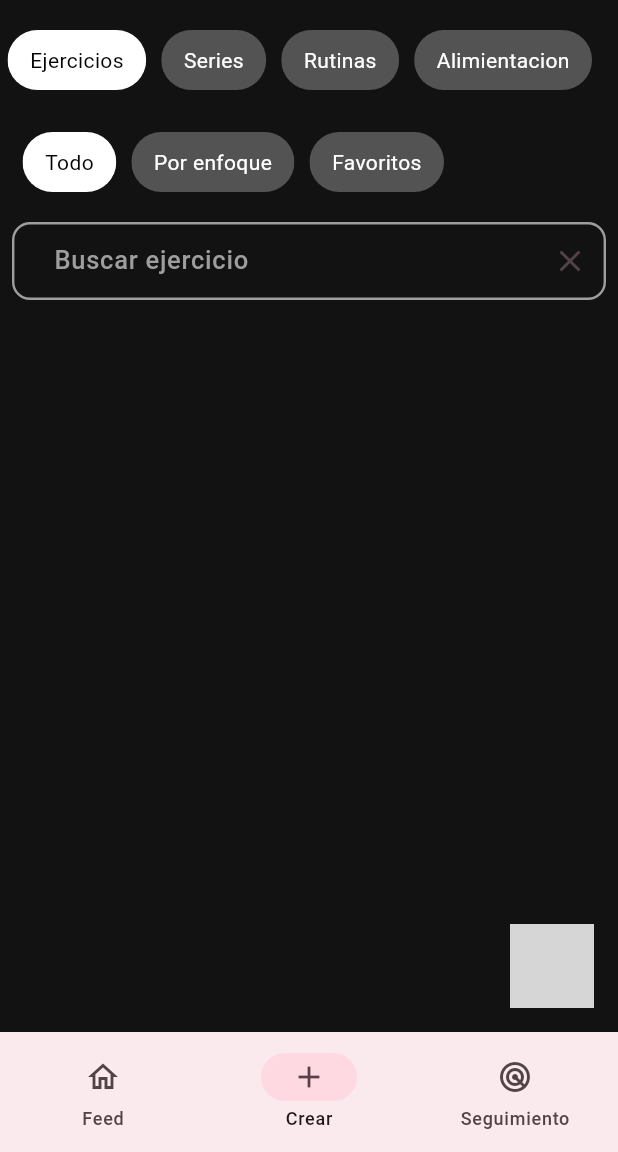
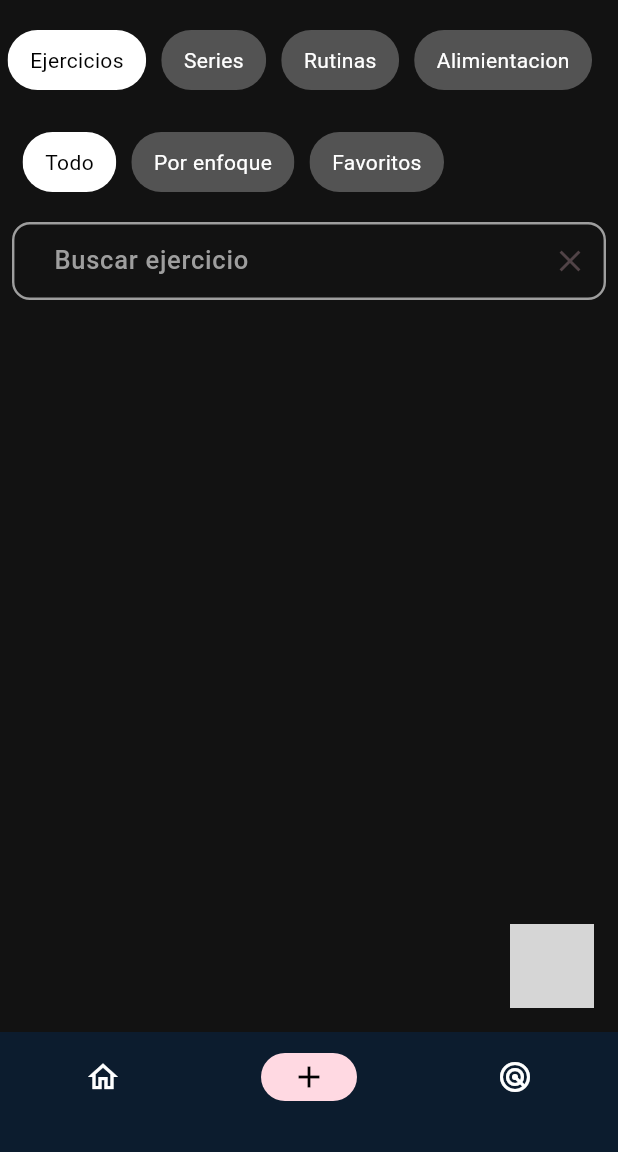
Before and after one commit to rubenRamirez31/GymCheck, a Flutter app: the PrincipalPage screen opened by its route, item 2 of the bottom bar chosen, on a phone screen of 412 x 824 dp, the part 84-1236 px from its top. Run offline on Flutter 3.47's test engine with Material 3 defaults, Android fonts, the phone set to English and light mode, and no system bars; drawn by our look-alikes of calendar_view; our stand-ins replace cloud_firestore, firebase_auth, firebase_core, firebase_messaging, firebase_storage, flutter_local_notifications and 10 more; missing offline and left inert: dart:ffi, draw_graph, floating_action_bubble, tflite_v2; accounts and stored records are empty; network calls fail; grey boxes are pictures that could not be loaded.

Commit message:
Se cambiaron los colores del navigator bar

```diff
--- a/lib/main.dart
+++ b/lib/main.dart
@@ -75,6 +75,7 @@ class _MyAppState extends State<MyApp> {
           builder: FlutterSmartDialog.init(),
           debugShowCheckedModeBanner: false,
           theme: AppTheme.themeData,
+        ///  themeMode:  ThemeMode.system,
           home: user != null
               ? PrincipalPage(
                   uid: user?.uid,
--- a/lib/src/screens/principal.dart
+++ b/lib/src/screens/principal.dart
@@ -13,8 +13,13 @@ class PrincipalPage extends StatefulWidget {
   final int? initialSubPageIndex; // Por ejemplo seguimiento //Fisico = 0//Nutricional = 1//
   final int? initialSubPageMenuIndex; // Por ejemplo en seguimiento/fisico //Rutinas = 0 //Registro corporal =1;
 
-  const PrincipalPage({Key? key, this.initialPageIndex = 0, this.initialSubPageIndex, this.initialSubPageMenuIndex, this.uid})
-      : super(key: key);
+  const PrincipalPage({
+    Key? key,
+    this.initialPageIndex = 0,
+    this.initialSubPageIndex,
+    this.initialSubPageMenuIndex,
+    this.uid
+  }) : super(key: key);
 
   @override
   State<PrincipalPage> createState() => _PrincipalPageState();
@@ -52,7 +57,7 @@ class _PrincipalPageState extends State<PrincipalPage> {
     return Scaffold(
       key: _scaffoldKey,
       drawer: const MenuDrawer(),
-      backgroundColor: Colors.grey,
+      backgroundColor: Color.fromARGB(255, 130, 25, 25), // Color de fondo de la aplicación
       bottomNavigationBar: NavigationBar(
         onDestinationSelected: (int index) {
           setState(() {
@@ -60,20 +65,23 @@ class _PrincipalPageState extends State<PrincipalPage> {
           });
         },
         selectedIndex: currentPageIndex,
+        backgroundColor:Color(0xff0C1C2E), // Color de fondo del NavigationBar
         destinations: const <Widget>[
           NavigationDestination(
-            selectedIcon: Icon(Icons.home),
-            icon: Icon(Icons.home_outlined),
-            label: 'Feed',
-          ),
+            selectedIcon: Icon(Icons.home, color: Color.fromARGB(255, 0, 0, 0)),
+            icon: Icon(Icons.home_outlined, color: Colors.white),
+            label: '',
 
-          NavigationDestination(
-            icon: Icon(Icons.add),
-            label: 'Crear',
           ),
           NavigationDestination(
-            icon: Icon(Icons.radar),
-            label: 'Seguimiento',
+            selectedIcon: Icon(Icons.add, color: Color.fromARGB(255, 0, 0, 0)),
+            icon: Icon(Icons.add, color: Colors.white),
+            label: '',
+          ),
+          NavigationDestination(
+            selectedIcon: Icon(Icons.radar, color: Color.fromARGB(255, 0, 0, 0)),
+            icon: Icon(Icons.radar, color: Colors.white),
+            label: '',
           ),
         ],
       ),
--- a/pubspec.yaml
+++ b/pubspec.yaml
@@ -68,6 +68,7 @@ dependencies:
   tflite_v2: ^1.0.0
   syncfusion_flutter_charts: ^25.2.6
   flutter_vector_icons: ^2.0.0
+  floating_bottom_navigation_bar: ^1.5.2
 
 dev_dependencies:
   flutter_test:
```
Also changed, not shown: pubspec.lock.
